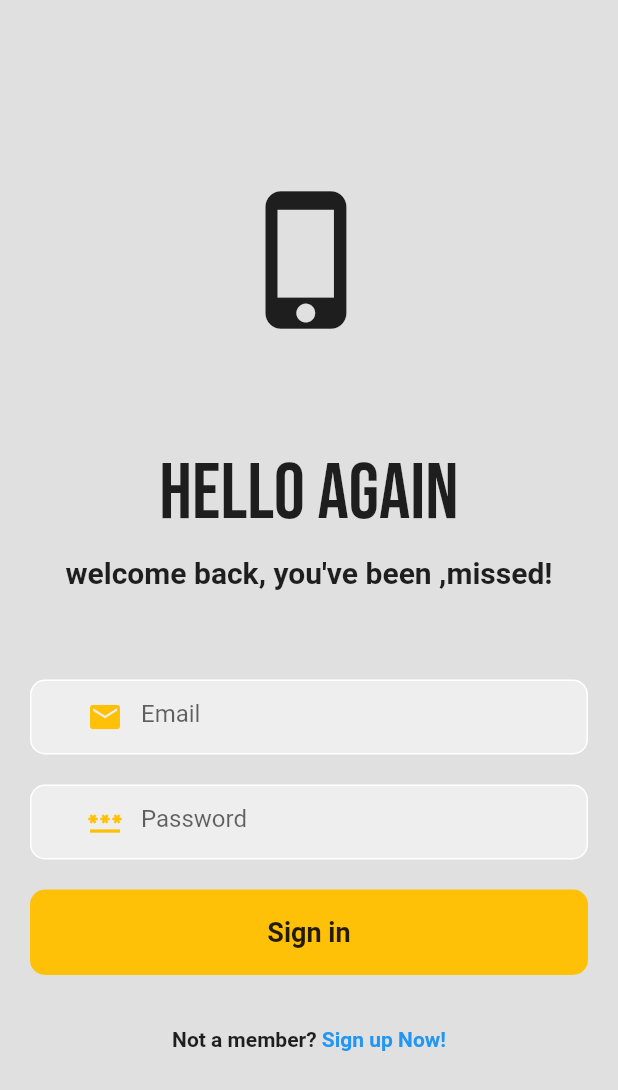
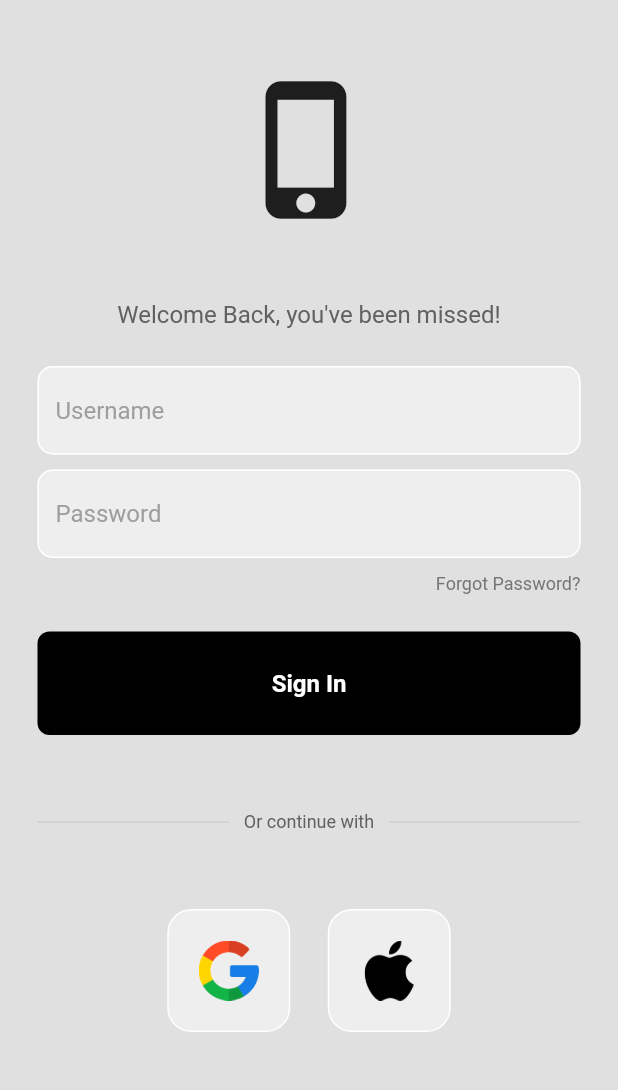
Before and after one commit to Dcastro99/CockTailApp, a Flutter app: the screen it shows after launch, on a phone screen of 412 x 824 dp. Shown: the top 1090 px of the screen. Run offline on Flutter 3.47's test engine with Material 2 defaults, Android fonts, the phone set to English and light mode, and no system bars; our stand-ins replace google_fonts.

Commit message:
added different UI approach

```diff
--- /dev/null
+++ b/frontend/cocktail_app/lib/components/my_button.dart
@@ -0,0 +1,31 @@
+import 'package:flutter/material.dart';
+
+class MyButton extends StatelessWidget {
+  final Function()? onTap;
+
+  const MyButton({super.key, required this.onTap});
+
+  @override
+  Widget build(BuildContext context) {
+    return GestureDetector(
+      onTap: onTap,
+      child: Container(
+        padding: const EdgeInsets.all(25),
+        margin: const EdgeInsets.symmetric(horizontal: 25),
+        decoration: BoxDecoration(
+          color: Colors.black,
+          borderRadius: BorderRadius.circular(8),
+        ),
+        child: const Center(
+            child: Text(
+          'Sign In',
+          style: TextStyle(
+            color: Colors.white,
+            fontWeight: FontWeight.bold,
+            fontSize: 16,
+          ),
+        )),
+      ),
+    );
+  }
+}
--- /dev/null
+++ b/frontend/cocktail_app/lib/components/my_textfield.dart
@@ -0,0 +1,37 @@
+import 'package:flutter/material.dart';
+
+class Mytextfield extends StatelessWidget {
+  final controller;
+  final String? hintText;
+  final bool? obscureText;
+  const Mytextfield({
+    super.key,
+    required this.controller,
+    required this.hintText,
+    required this.obscureText,
+  });
+
+  @override
+  Widget build(BuildContext context) {
+    return Padding(
+      padding: const EdgeInsets.symmetric(horizontal: 25.0),
+      child: TextField(
+        controller: controller,
+        obscureText: obscureText!,
+        decoration: InputDecoration(
+          enabledBorder: OutlineInputBorder(
+            borderSide: const BorderSide(color: Colors.white),
+            borderRadius: BorderRadius.circular(10),
+          ),
+          focusedBorder: OutlineInputBorder(
+            borderSide: BorderSide(color: Colors.grey.shade400),
+          ),
+          fillColor: Colors.grey.shade200,
+          filled: true,
+          hintText: hintText,
+          hintStyle: TextStyle(color: Colors.grey[500]),
+        ),
+      ),
+    );
+  }
+}
--- /dev/null
+++ b/frontend/cocktail_app/lib/components/square_tile.dart
@@ -0,0 +1,21 @@
+import 'package:flutter/material.dart';
+
+class SquareTile extends StatelessWidget {
+  final String imagePath;
+  const SquareTile({super.key, required this.imagePath});
+
+  @override
+  Widget build(BuildContext context) {
+    return Container(
+      padding: const EdgeInsets.all(20),
+      decoration: BoxDecoration(
+          border: Border.all(color: Colors.white),
+          borderRadius: BorderRadius.circular(16),
+          color: Colors.grey[200]),
+      child: Image.asset(
+        imagePath,
+        height: 40,
+      ),
+    );
+  }
+}
--- a/frontend/cocktail_app/lib/login_page.dart
+++ /dev/null
@@ -1,129 +0,0 @@
-import 'package:flutter/material.dart';
-import 'package:google_fonts/google_fonts.dart';
-
-class LoginPage extends StatefulWidget {
-  const LoginPage({Key? key}) : super(key: key);
-
-  @override
-  State<LoginPage> createState() => _LoginPageState();
-}
-
-class _LoginPageState extends State<LoginPage> {
-  final _formKey = GlobalKey<FormState>();
-
-  @override
-  Widget build(BuildContext context) {
-    return Scaffold(
-        backgroundColor: Colors.grey[300],
-        body: SafeArea(
-            child: Center(
-          child: Column(mainAxisAlignment: MainAxisAlignment.center, children: [
-            const Icon(
-              Icons.phone_iphone,
-              size: 100,
-            ),
-            const SizedBox(height: 75),
-            Text(
-              'Hello Again',
-              style: GoogleFonts.bebasNeue(fontSize: 52),
-            ),
-            const SizedBox(height: 10),
-            const Text(
-              'welcome back, you\'ve been ,missed!',
-              style: TextStyle(fontSize: 20.0, fontWeight: FontWeight.bold),
-            ),
-            const SizedBox(height: 50),
-
-            //EMAIL TEXT FIELD
-            Padding(
-              padding:
-                  const EdgeInsets.symmetric(horizontal: 20.0, vertical: 10.0),
-              child: Container(
-                decoration: BoxDecoration(
-                  color: Colors.grey[200],
-                  border: Border.all(color: Colors.white),
-                  borderRadius: BorderRadius.circular(10.0),
-                ),
-                child: const Padding(
-                  padding: EdgeInsets.symmetric(horizontal: 25.0),
-                  child: TextField(
-                    decoration: InputDecoration(
-                      border: InputBorder.none,
-                      hintText: 'Email',
-                      prefixIcon: Icon(
-                        Icons.email,
-                        color: Colors.amber,
-                      ),
-                    ),
-                  ),
-                ),
-              ),
-            ),
-
-            //PASSWORD TEXT FIELD
-            Padding(
-              padding:
-                  const EdgeInsets.symmetric(horizontal: 20.0, vertical: 10.0),
-              child: Container(
-                decoration: BoxDecoration(
-                  color: Colors.grey[200],
-                  border: Border.all(color: Colors.white),
-                  borderRadius: BorderRadius.circular(10.0),
-                ),
-                child: const Padding(
-                  padding: EdgeInsets.symmetric(horizontal: 25.0),
-                  child: TextField(
-                    obscureText: true,
-                    decoration: InputDecoration(
-                      border: InputBorder.none,
-                      hintText: 'Password',
-                      prefixIcon: Icon(
-                        Icons.password,
-                        color: Colors.amber,
-                      ),
-                    ),
-                  ),
-                ),
-              ),
-            ),
-
-            //LOGIN BUTTON
-            Padding(
-              padding: const EdgeInsets.symmetric(horizontal: 20, vertical: 10),
-              child: Container(
-                padding: const EdgeInsets.all(18),
-                decoration: BoxDecoration(
-                  color: Colors.amber,
-                  borderRadius: BorderRadius.circular(10.0),
-                ),
-                child: const Center(
-                  child: Text(
-                    'Sign in',
-                    style: TextStyle(
-                      // color: Colors.white,
-                      fontSize: 18.0,
-                      fontWeight: FontWeight.bold,
-                    ),
-                  ),
-                ),
-              ),
-            ),
-            const SizedBox(height: 25),
-
-            // NO ACCOUNT? SIGN UP
-            Row(
-              mainAxisAlignment: MainAxisAlignment.center,
-              children: const [
-                Text('Not a member?',
-                    style: TextStyle(fontWeight: FontWeight.bold)),
-                Text(
-                  ' Sign up Now!',
-                  style: TextStyle(
-                      color: Colors.blue, fontWeight: FontWeight.bold),
-                )
-              ],
-            )
-          ]),
-        )));
-  }
-}
--- a/frontend/cocktail_app/lib/main.dart
+++ b/frontend/cocktail_app/lib/main.dart
@@ -1,17 +1,16 @@
 import 'package:flutter/material.dart';
-import 'login_page.dart';
+import 'pages/login_page.dart';
 
 void main() {
   runApp(const MyApp());
 }
 
 class MyApp extends StatelessWidget {
-  const MyApp({Key? key}) : super(key: key);
+  const MyApp({super.key});
 
-  // This widget is the root of your application.
   @override
   Widget build(BuildContext context) {
-    return const MaterialApp(
+    return MaterialApp(
       debugShowCheckedModeBanner: false,
       home: LoginPage(),
     );
--- /dev/null
+++ b/frontend/cocktail_app/lib/pages/login_page.dart
@@ -0,0 +1,127 @@
+import 'package:cocktail_app/components/my_textfield.dart';
+import 'package:cocktail_app/components/my_button.dart';
+import 'package:cocktail_app/components/square_tile.dart';
+import 'package:flutter/material.dart';
+import 'package:google_fonts/google_fonts.dart';
+
+class LoginPage extends StatelessWidget {
+  LoginPage({super.key});
+
+  final usernameController = TextEditingController();
+  final passwordController = TextEditingController();
+
+  //Sign in function
+  void signUserIn() {}
+
+  @override
+  Widget build(BuildContext context) {
+    return Scaffold(
+      backgroundColor: Colors.grey[300],
+      body: SafeArea(
+        child: Center(
+          child: Column(children: [
+            const SizedBox(height: 50),
+            //LOGO
+            const Icon(
+              Icons.phone_iphone,
+              size: 100,
+            ),
+            const SizedBox(height: 50),
+            //WELCMOE BACK
+            Text(
+              'Welcome Back, you\'ve been missed!',
+              style: TextStyle(color: Colors.grey[700], fontSize: 16),
+            ),
+
+            const SizedBox(height: 25),
+
+            //USERNAME
+            Mytextfield(
+              controller: usernameController,
+              hintText: 'Username',
+              obscureText: false,
+            ),
+
+            const SizedBox(height: 10),
+
+            //PASSWORD
+            Mytextfield(
+              controller: passwordController,
+              hintText: 'Password',
+              obscureText: true,
+            ),
+
+            const SizedBox(height: 10),
+
+            //FORGOT PASSWORD
+            Padding(
+              padding: const EdgeInsets.symmetric(horizontal: 25),
+              child: Row(
+                mainAxisAlignment: MainAxisAlignment.end,
+                children: [
+                  Text(
+                    'Forgot Password?',
+                    style: TextStyle(color: Colors.grey[600], fontSize: 12),
+                  ),
+                ],
+              ),
+            ),
+
+            const SizedBox(height: 25),
+
+            //LOGIN BUTTON
+            MyButton(
+              onTap: signUserIn,
+            ),
+
+            const SizedBox(height: 50),
+
+            //OR CONTINUE WITH
+            Padding(
+              padding: const EdgeInsets.symmetric(horizontal: 25),
+              child: Row(
+                children: [
+                  Expanded(
+                    child: Divider(
+                      thickness: 0.5,
+                      color: Colors.grey[400],
+                    ),
+                  ),
+                  Padding(
+                    padding: const EdgeInsets.symmetric(horizontal: 10),
+                    child: Text(
+                      'Or continue with',
+                      style: TextStyle(color: Colors.grey[700], fontSize: 12),
+                    ),
+                  ),
+                  Expanded(
+                    child: Divider(
+                      thickness: 0.5,
+                      color: Colors.grey[400],
+                    ),
+                  )
+                ],
+              ),
+            ),
+
+            const SizedBox(height: 50),
+
+            //GOOGLE + APPLE BUTTONS
+            Row(
+              mainAxisAlignment: MainAxisAlignment.center,
+              children: const [
+                SquareTile(imagePath: 'lib/images/google.png'),
+                SizedBox(width: 25),
+                SquareTile(imagePath: 'lib/images/apple.png'),
+              ],
+            ),
+
+            const SizedBox(height: 50),
+
+            //NEW USER? SIGN UP
+          ]),
+        ),
+      ),
+    );
+  }
+}
--- a/frontend/cocktail_app/pubspec.yaml
+++ b/frontend/cocktail_app/pubspec.yaml
@@ -58,8 +58,8 @@ flutter:
   uses-material-design: true
 
   # To add assets to your application, add an assets section, like this:
-  # assets:
-  #   - images/a_dot_burr.jpeg
+  assets:
+    - lib/images/
   #   - images/a_dot_ham.jpeg
 
   # An image asset can refer to one or more resolution-specific "variants", see
```
Also changed, not shown: frontend/cocktail_app/lib/images/apple.png (added), frontend/cocktail_app/lib/images/google.png (added).
